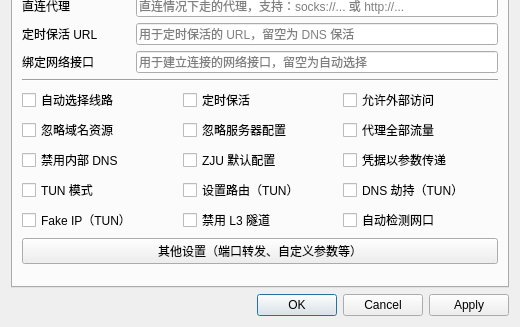
This is presentation/dialogs/settingwindow/settingwindow.ui in wtalioy/JustConnect as Qt 5 draws it before an edit; both pictures show x 0 to 520 and y 309 to 636 of the 520 by 636 pixel window. The edited form follows.
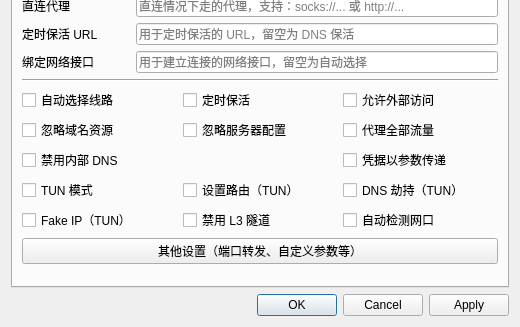
This is the edited form. The open tabs and pages were chosen to show the change.

Patch:
```diff
--- a/presentation/dialogs/settingwindow/settingwindow.ui
+++ b/presentation/dialogs/settingwindow/settingwindow.ui
@@ -960,13 +960,6 @@
            </property>
           </widget>
          </item>
-         <item row="2" column="1">
-          <widget class="QCheckBox" name="zjuDefaultCheckBox">
-           <property name="text">
-            <string>ZJU 默认配置</string>
-           </property>
-          </widget>
-         </item>
          <item row="2" column="0">
           <widget class="QCheckBox" name="disableDNSCheckBox">
            <property name="text">
```
Left out of the diff: 32 changed lines with no effect on the pictures.
